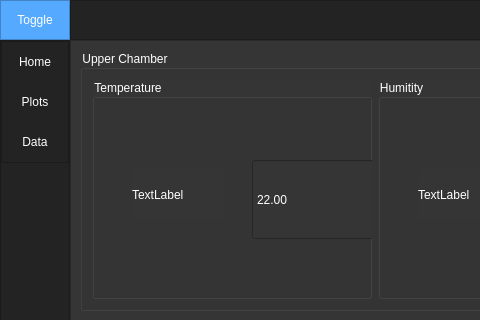
LarsG21/plunge_freezer_gui, file PEM_new_gui.ui: the form before one commit; both pictures show x 0 to 480 and y 0 to 320 of the 967 by 636 pixel window.
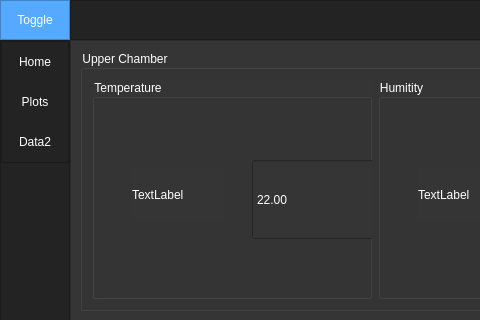
The form after the commit.

Commit message: Added Multithreading to update the labels Stared with Serial communication

```diff
--- a/PEM_new_gui.ui
+++ b/PEM_new_gui.ui
@@ -330,7 +330,7 @@
 }</string>
                </property>
                <property name="text">
-                <string>Data</string>
+                <string>Data2</string>
                </property>
               </widget>
              </item>
```
The commit also changes 7 other files.
